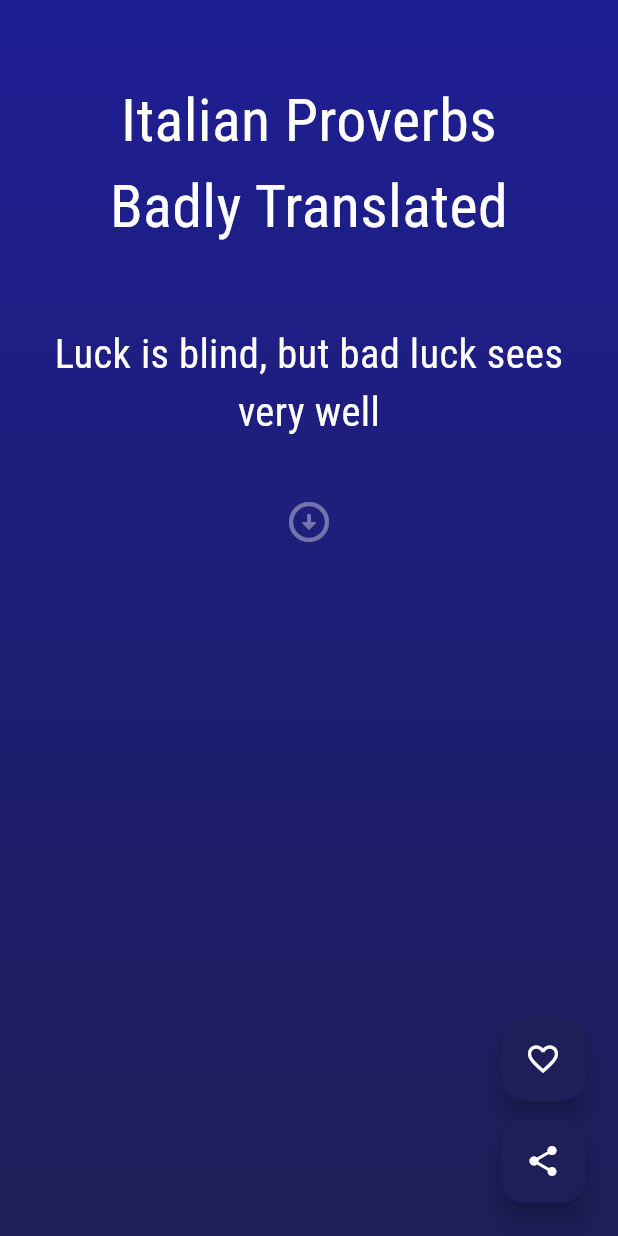
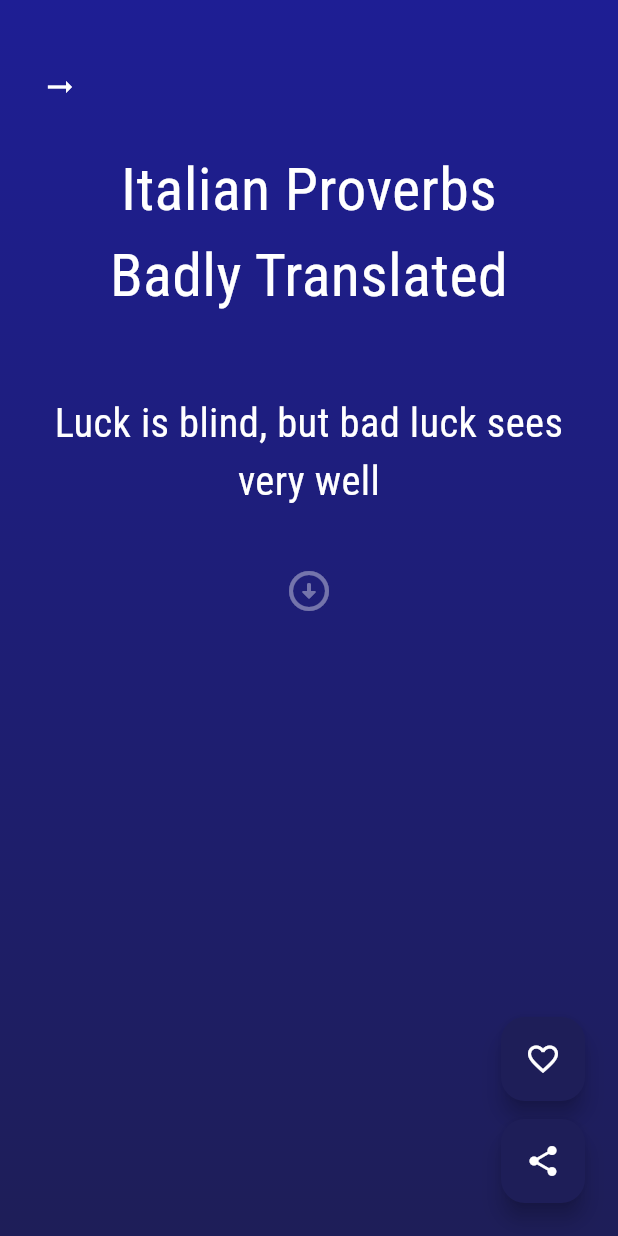
Before and after one commit to intoinside/ItalianProverbsBadlyTranslated, a Flutter app: the screen it shows after launch, on a phone screen of 412 x 824 dp. Run offline on Flutter 3.47's test engine with Material 3 defaults, Android fonts, the phone set to English and light mode, and no system bars; our stand-ins replace google_fonts, screenshot, share_plus, shared_preferences; missing offline and left inert: overlay_toast_message.

Commit message:
Button for opening drawer

```diff
--- a/lib/components/proverb_widget.dart
+++ b/lib/components/proverb_widget.dart
@@ -24,7 +24,6 @@ class _ProverbWidgetState extends State<ProverbWidget> {
 
     return Column(
       children: [
-        Container(height: 36),
         Text(
           title,
           textAlign: TextAlign.center,
--- a/lib/screens/daily_proverb.dart
+++ b/lib/screens/daily_proverb.dart
@@ -24,6 +24,7 @@ class DailyProverbScreen extends StatefulWidget {
 
 class _DailyProverbWidgetState extends State<DailyProverbScreen>
     with RouteAware {
+  var scaffoldKey = GlobalKey<ScaffoldState>();
   String? englishProverb;
   String? italianProverb;
   bool showItalian = false;
@@ -119,6 +120,7 @@ class _DailyProverbWidgetState extends State<DailyProverbScreen>
 
     return Scaffold(
         drawer: const DrawerWidget(selectedIndex: 0),
+        key: scaffoldKey,
         floatingActionButton: Wrap(
           direction: Axis.vertical,
           children: <Widget>[
@@ -202,6 +204,16 @@ class _DailyProverbWidgetState extends State<DailyProverbScreen>
           ),
           child: Column(
             children: [
+              Container(height: 18),
+              Align(
+                alignment: Alignment.topLeft,
+                child: IconButton(
+                  color: Theme.of(context).colorScheme.onPrimary,
+                  onPressed: () => scaffoldKey.currentState!.openDrawer(),
+                  icon: const Icon(Icons.arrow_right_alt),
+                ),
+              ),
+              Container(height: 16),
               proverbWidget,
               Container(height: 30),
               IconButton(
```
